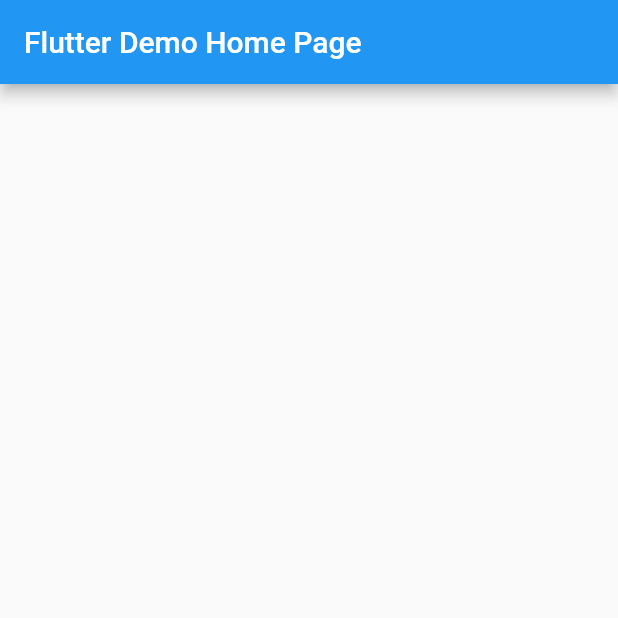
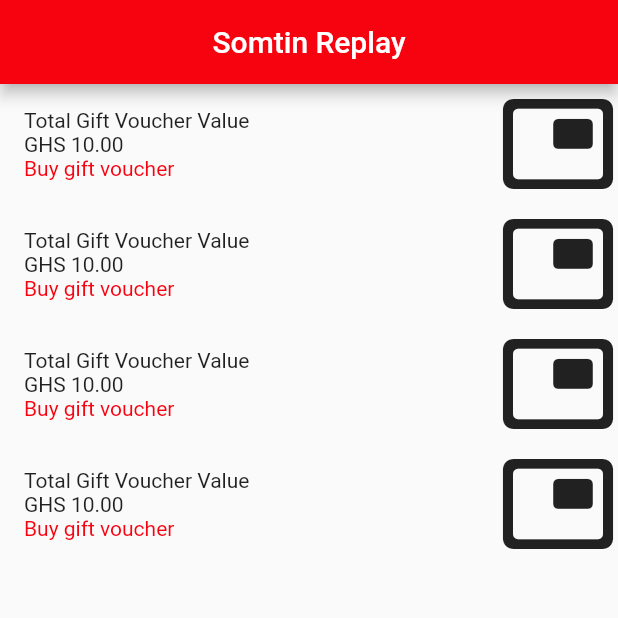
Before and after one commit to agathambrose/sometin-sometin, a Flutter app: the screen it shows after launch, on a phone screen of 412 x 824 dp, the top half of it. Run offline on Flutter 3.47's test engine with Material 2 defaults, Android fonts, the light colour scheme and no system bars.

Commit message:
Added the balance view using Listview widget

```diff
--- a/lib/app.dart
+++ b/lib/app.dart
@@ -7,10 +7,11 @@
   Widget build(BuildContext context) {
     return MaterialApp(
       title: 'Boilerplate',
+      debugShowCheckedModeBanner: false,
       theme: ThemeData(
         primarySwatch: Colors.blue,
       ),
-      home: const MyHomePage(title: 'Flutter Demo Home Page'),
+      home: const MyHomePage(),
     );
   }
 }
--- a/lib/constants/theme.dart
+++ b/lib/constants/theme.dart
@@ -1,3 +1,3 @@
 import 'package:flutter/cupertino.dart';
 
-const Color primaryColor = Color(0x0FFFFFFF);
+const Color primaryColor = Color(0xFFF70310);
--- a/lib/screens/homepage.dart
+++ b/lib/screens/homepage.dart
@@ -1,10 +1,10 @@
+// ignore_for_file: prefer_const_constructors
+
 import 'package:flutter/material.dart';
-
+import 'package:something_something/constants/theme.dart';
 
 class MyHomePage extends StatefulWidget {
-  const MyHomePage({Key? key, required this.title}) : super(key: key);
-
-  final String title;
+  const MyHomePage({Key? key}) : super(key: key);
 
   @override
   State<MyHomePage> createState() => _MyHomePageState();
@@ -15,8 +15,41 @@
   Widget build(BuildContext context) {
     return Scaffold(
         appBar: AppBar(
-          title: Text(widget.title),
+          title: const Text("Somtin Replay"),
+          centerTitle: true,
+          backgroundColor: primaryColor,
         ),
-        body: Container());
+        body: ListView.builder(
+            itemCount: 4,
+            itemBuilder: (BuildContext context, int index) {
+              return _balanceView();
+            }));
+  }
+
+  Widget _balanceView() {
+    return Row(
+      children: [
+        Expanded(
+            child: Container(
+          padding: EdgeInsets.only(left: 16),
+          child: (Column(
+            mainAxisAlignment: MainAxisAlignment.start,
+            crossAxisAlignment: CrossAxisAlignment.start,
+            children: const [
+              Text("Total Gift Voucher Value"),
+              Text("GHS 10.00"),
+              Text(
+                "Buy gift voucher",
+                style: TextStyle(color: primaryColor),
+              ),
+            ],
+          )),
+        )),
+        Icon(
+          Icons.picture_in_picture_rounded,
+          size: 80,
+        )
+      ],
+    );
   }
 }
```
